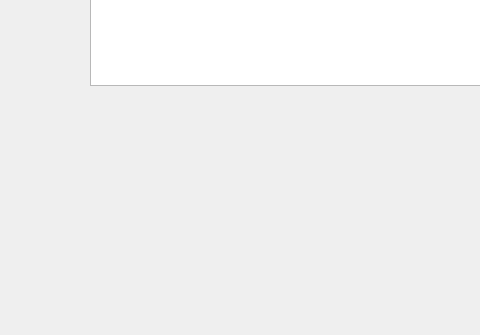
Before: the Qt Designer form databases/geopoints_widget/geopoints_widget.ui in ValeryStk/satellite_comparator, drawn with Qt 5; both pictures show x 0 to 480 and y 265 to 600 of the 800 by 600 pixel window.
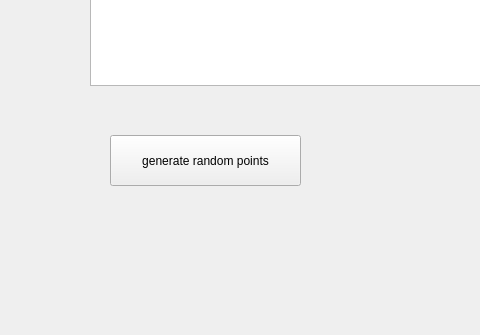
After: the same form once the commit is applied.

```diff
--- a/databases/geopoints_widget/geopoints_widget.ui
+++ b/databases/geopoints_widget/geopoints_widget.ui
@@ -23,6 +23,19 @@
     </rect>
    </property>
   </widget>
+  <widget class="QPushButton" name="pushButton">
+   <property name="geometry">
+    <rect>
+     <x>110</x>
+     <y>400</y>
+     <width>191</width>
+     <height>51</height>
+    </rect>
+   </property>
+   <property name="text">
+    <string>generate random points</string>
+   </property>
+  </widget>
  </widget>
  <resources/>
  <connections/>
```
